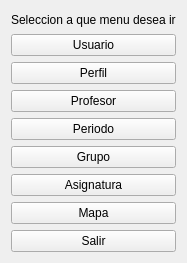
Qt form Proyecto/menusu.ui (alexVillasenor/SEDDII) before a commit.
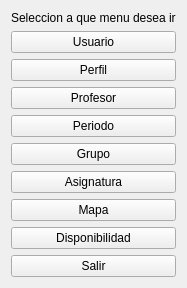
The same form after that commit. Icons and pictures are not drawn.

Commit message: Menu disponibilidad en Super user

The edit to the form file:
```diff
--- a/Proyecto/menusu.ui
+++ b/Proyecto/menusu.ui
@@ -55,7 +55,7 @@
      </property>
     </widget>
    </item>
-   <item row="8" column="0">
+   <item row="9" column="0">
     <widget class="QPushButton" name="pushButton_4">
      <property name="text">
       <string>Salir</string>
@@ -105,6 +105,16 @@
      </property>
     </widget>
    </item>
+   <item row="8" column="0">
+    <widget class="QPushButton" name="pushButton_9">
+     <property name="text">
+      <string>Disponibilidad</string>
+     </property>
+     <property name="autoDefault">
+      <bool>true</bool>
+     </property>
+    </widget>
+   </item>
   </layout>
  </widget>
  <tabstops>
```
Left out of the diff: 1 changed line with no effect on the pictures. The commit also changes 32 other files.
